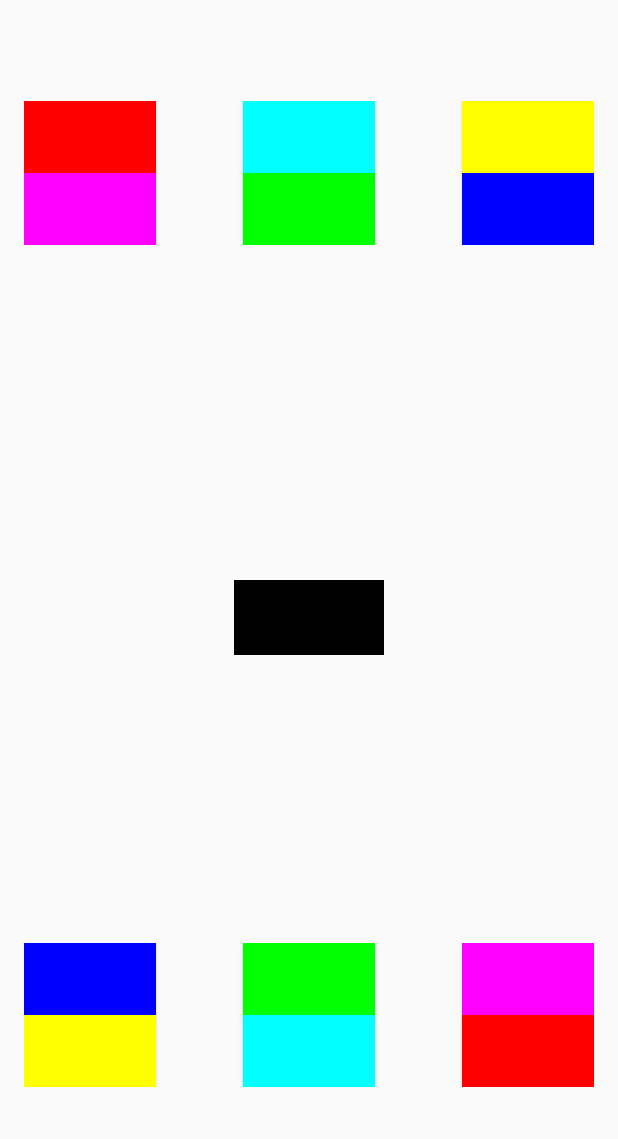
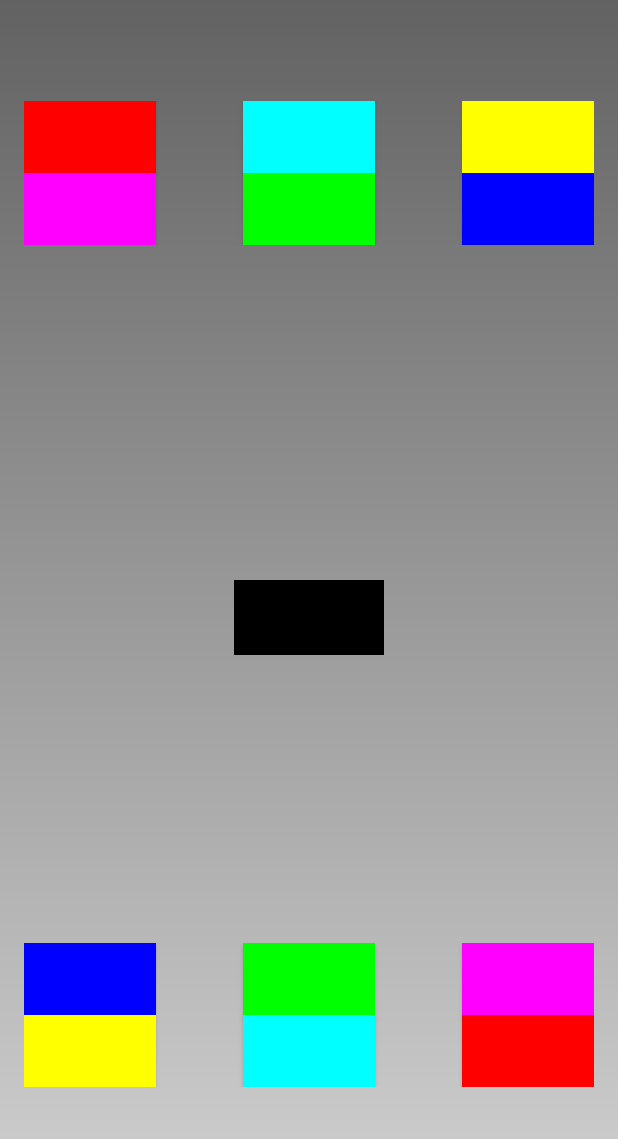
Before and after one commit to kmuralidharan91/two-sides, an Android app: the MainActivity screen opened directly, with no data from a screen before it, on a phone screen of 412 x 824 dp. Shown: the top 1139 px of the screen. Run offline under Robolectric (Android 15) with nearby library versions, the phone set to English and light mode, and no system bars.

Commit message:
Background Color for App Changed

```diff
--- /dev/null
+++ b/app/src/main/res/drawable/buttons_styles.xml
@@ -0,0 +1,8 @@
+<?xml version="1.0" encoding="utf-8"?>
+<shape xmlns:android="http://schemas.android.com/apk/res/android">
+    <gradient
+        android:startColor="#616261"
+        android:endColor="#D3D3D3"
+        android:angle="270" />
+    <corners android:radius="0dp" />
+</shape>
--- a/app/src/main/res/layout/activity_main.xml
+++ b/app/src/main/res/layout/activity_main.xml
@@ -3,6 +3,7 @@
     android:layout_height="match_parent" android:paddingLeft="@dimen/activity_horizontal_margin"
     android:paddingRight="@dimen/activity_horizontal_margin"
     android:paddingTop="@dimen/activity_vertical_margin"
+    android:background="@drawable/buttons_styles"
     android:paddingBottom="@dimen/activity_vertical_margin" tools:context=".MainActivity">
 
 
```
